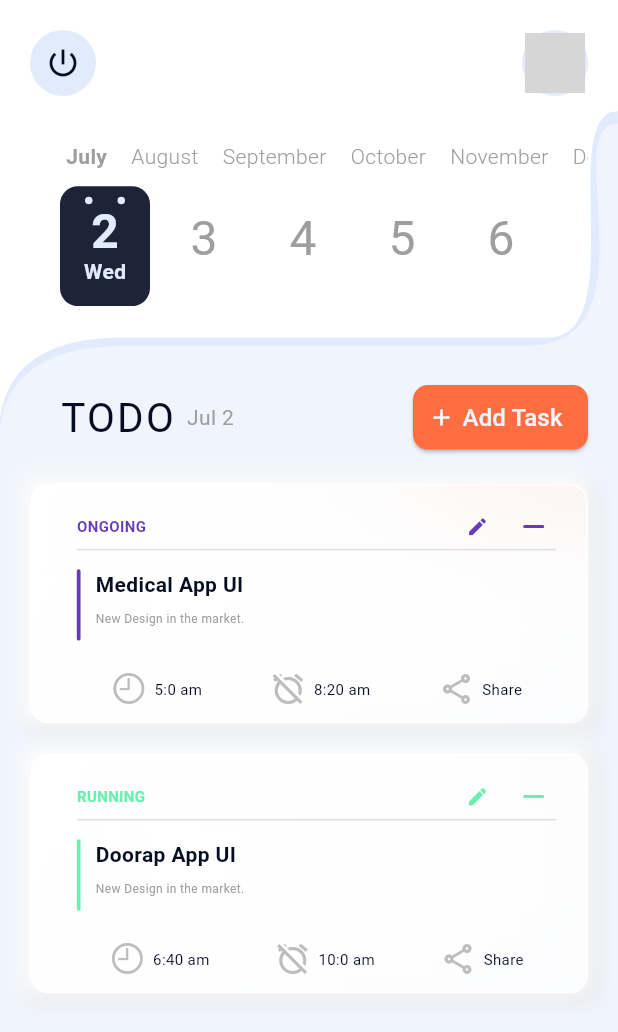
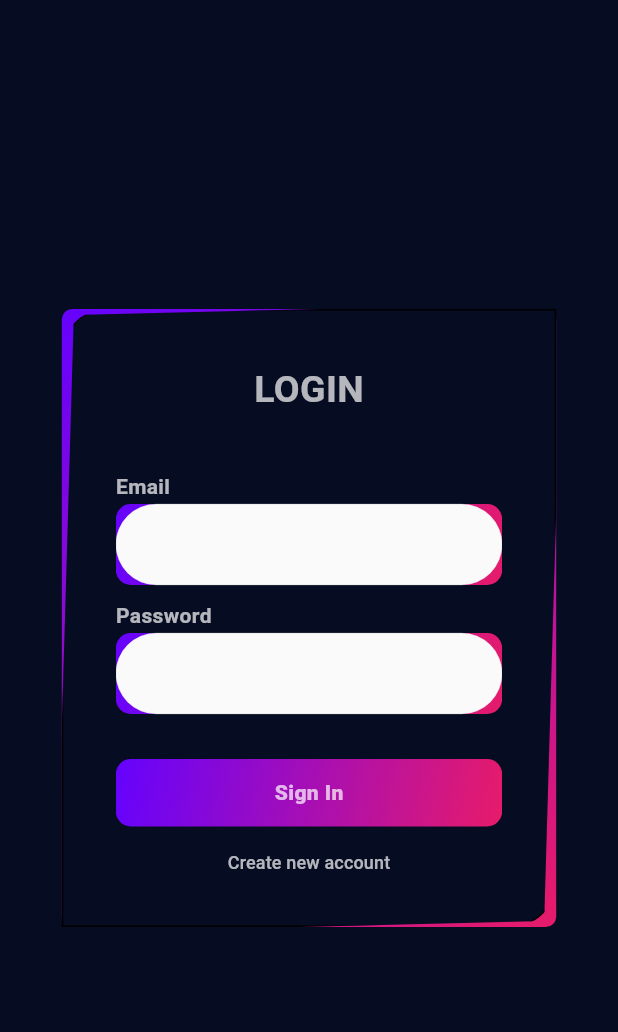
Before and after one commit to jbjason/task_07, a Flutter app: the screen it shows after launch, on a phone screen of 412 x 824 dp. Shown: the top 1032 px of the screen. Run offline on Flutter 3.47's test engine with Material 3 defaults, Android fonts, the phone set to English and light mode, and no system bars; drawn by our look-alikes of calendar_timeline; our stand-ins replace dio, elegant_notification, firebase_auth, firebase_core, google_fonts, hive and 2 more; accounts and stored records are empty; Roboto replaces fonts that are missing (Libre_Regular, ShareTech_Regular); grey boxes are pictures that could not be loaded.

```diff
--- a/lib/config/route/routes.dart
+++ b/lib/config/route/routes.dart
@@ -1,10 +1,13 @@
 import 'package:flutter/material.dart';
 import 'package:task_07/feature/add_task/presentation/page/add_task_screen.dart';
+import 'package:task_07/feature/auth/presentation/page/auth_screen.dart';
 import 'package:task_07/feature/home/presentation/page/home_screen.dart';
 
 class Routes {
   static Route? onGenerateRoute(RouteSettings settings) {
     switch (settings.name) {
+      case AuthScreen.routeName:
+        return MaterialPageRoute(builder: (context) => const AuthScreen());
 
       case HomeScreen.routeName:
         return MaterialPageRoute(builder: (context) => const HomeScreen());
--- a/lib/core/util/my_dimens.dart
+++ b/lib/core/util/my_dimens.dart
@@ -42,9 +42,9 @@ class MyDimens {
     ),
   ];
 
-  Widget getImageIcon() => Container(
-        decoration: const BoxDecoration(
-            shape: BoxShape.circle, color: MyColor.homeBodyColor),
+  Widget getImageIcon() => CircleAvatar(
+        radius: 24,
+        backgroundColor: MyColor.homeBodyColor,
         child: const CircleAvatar(
           radius: 22,
           backgroundColor: Colors.transparent,
--- a/lib/core/util/my_string.dart
+++ b/lib/core/util/my_string.dart
@@ -14,6 +14,7 @@ class MyString {
   static const libreBold = 'Libre_Bold';
   static const sherifTechRegular = 'ShareTech_Regular';
 
+  static const boxName = "login-info";
 
   static const errorMsg = "Opps! something went wrong";
 }
--- /dev/null
+++ b/lib/feature/auth/presentation/page/auth_screen.dart
@@ -0,0 +1,51 @@
+// ignore_for_file: use_build_context_synchronously
+import 'package:firebase_auth/firebase_auth.dart';
+import 'package:flutter/material.dart';
+import 'package:flutter/services.dart';
+import 'package:task_07/core/util/my_color.dart';
+import 'package:task_07/core/util/my_dialog.dart';
+import 'package:task_07/core/util/my_string.dart';
+import 'package:task_07/feature/auth/presentation/widget/auth_body.dart';
+import 'package:task_07/feature/common/data/model/login_info.dart';
+import 'package:task_07/feature/common/data/repository/cm_hive_repo.dart';
+import 'package:task_07/feature/home/presentation/page/home_screen.dart';
+
+class AuthScreen extends StatelessWidget {
+  static const routeName = '/auth-screen';
+  const AuthScreen({super.key});
+  @override
+  Widget build(BuildContext context) {
+    final isLoading = ValueNotifier<bool>(false);
+    return Scaffold(
+      backgroundColor: MyColor.logBackColor,
+      body: Center(child: AuhtBody(onSubmit: _onSubmit, isLoading: isLoading)),
+    );
+  }
+
+  void _onSubmit(String email, String pass, bool isLogin,
+      ValueNotifier<bool> isLoading, BuildContext ctx) async {
+    isLoading.value = true;
+    String message = MyString.errorMsg;
+    try {
+      final auth = FirebaseAuth.instance;
+      if (isLogin) {
+        await auth.signInWithEmailAndPassword(email: email, password: pass);
+      } else {
+        await auth.createUserWithEmailAndPassword(email: email, password: pass);
+      }
+      // adding to local-storage
+      CmHiveRepo().addHiveBoxInfo(LoginInfo(email: email, pass: pass));
+      // navigating to home-screen
+      Navigator.pushNamed(ctx, HomeScreen.routeName);
+    } on PlatformException catch (err) {
+      if (err.message == null) {
+        message = err.message!;
+      }
+      isLoading.value = false;
+      MyDialog().showFailedToast(msg: message, context: ctx);
+    } catch (e) {
+      isLoading.value = false;
+      MyDialog().showFailedToast(msg: message, context: ctx);
+    }
+  }
+}
--- /dev/null
+++ b/lib/feature/auth/presentation/widget/auth_body.dart
@@ -0,0 +1,101 @@
+import 'package:flutter/material.dart';
+import 'package:google_fonts/google_fonts.dart';
+import 'package:task_07/config/extension/media_query_extension.dart';
+import 'package:task_07/core/util/my_color.dart';
+import 'package:task_07/feature/auth/presentation/widget/auth_buttons.dart';
+import 'package:task_07/feature/auth/presentation/widget/auth_clippers.dart';
+import 'package:task_07/feature/auth/presentation/widget/auth_textfield.dart';
+
+class AuhtBody extends StatefulWidget {
+  const AuhtBody({required this.onSubmit, required this.isLoading, super.key});
+  final Function onSubmit;
+  final ValueNotifier<bool> isLoading;
+  @override
+  State<AuhtBody> createState() => _AuhtBodyState();
+}
+
+class _AuhtBodyState extends State<AuhtBody> {
+  final _formKey = GlobalKey<FormState>();
+  final _emailController = TextEditingController();
+  final _passController = TextEditingController();
+  bool _isLogin = true;
+
+  @override
+  Widget build(BuildContext context) {
+    return Container(
+      height:  context.screenHeight * .5 ,
+      width: context.screenWidth * .8,
+      decoration: BoxDecoration(
+        borderRadius: BorderRadius.circular(7),
+        gradient: MyColor.loginGradient,
+      ),
+      child: ClipPath(
+        clipper: AuthClipper(),
+        child: Container(
+          padding: const EdgeInsets.symmetric(horizontal: 35, vertical: 35),
+          decoration: BoxDecoration(
+            color: MyColor.logBackColor,
+            border: Border.all(color: Colors.black),
+            borderRadius: const BorderRadius.only(
+              topLeft: Radius.circular(30),
+              bottomRight: Radius.circular(30),
+            ),
+          ),
+          child: _body(),
+        ),
+      ),
+    );
+  }
+
+  Widget _body() => SingleChildScrollView(
+        child: Form(
+          key: _formKey,
+          child: Column(
+            children: [
+              // login text & Image circleAvatar
+                Center(
+                  child: Text(
+                     _isLogin ?'LOGIN' : 'SIGNUP',
+                    style: GoogleFonts.fjallaOne(
+                      textStyle: const TextStyle(
+                        fontSize: 25,
+                        fontWeight: FontWeight.bold,
+                        color: Colors.white70,
+                      ),
+                    ),
+                  ),
+                ),
+              SizedBox(height: _isLogin ? 36 : 15),
+              // email textfield
+              AuthTextField(controller: _emailController, title: 'Email'),
+              // pass textfield
+              AuthTextField(controller: _passController, title: 'Password'),
+              const SizedBox(height: 20),
+              // submit, signup & sigin buttons
+              AuthButtons(
+                isLogin: _isLogin,
+                onPress: _onPress,
+                onSubmit: _onSubmit,
+                isLoading: widget.isLoading,
+              ),
+            ],
+          ),
+        ),
+      );
+
+  void _onPress() => setState(() => _isLogin = !_isLogin);
+
+  void _onSubmit() {
+    if (!_formKey.currentState!.validate()) return;
+    FocusScope.of(context).unfocus();
+    widget.onSubmit(_emailController.text.trim(), _passController.text.trim(),
+        _isLogin, widget.isLoading, context);
+  }
+
+  @override
+  void dispose() {
+    _emailController.dispose();
+    _passController.dispose();
+    super.dispose();
+  }
+}
--- /dev/null
+++ b/lib/feature/auth/presentation/widget/auth_buttons.dart
@@ -0,0 +1,63 @@
+import 'package:flutter/material.dart';
+import 'package:task_07/core/util/my_color.dart';
+
+class AuthButtons extends StatelessWidget {
+  const AuthButtons(
+      {required this.isLogin,
+      required this.onPress,
+      required this.isLoading,
+      required this.onSubmit,
+      super.key});
+  final bool isLogin;
+  final ValueNotifier<bool> isLoading;
+  final Function onPress;
+  final Function onSubmit;
+  @override
+  Widget build(BuildContext context) {
+    return ValueListenableBuilder(
+      valueListenable: isLoading,
+      builder: (context, bool isLoad, _) => isLoad
+          ? Center(child: const CircularProgressIndicator())
+          : Column(
+              crossAxisAlignment: CrossAxisAlignment.center,
+              children: [
+                // signIn text
+                GestureDetector(
+                  onTap: () => onSubmit(),
+                  child: Container(
+                    height: 45,
+                    width: double.infinity,
+                    alignment: Alignment.center,
+                    decoration: BoxDecoration(
+                      borderRadius: BorderRadius.circular(10),
+                      gradient: MyColor.loginGradient,
+                    ),
+                    child: Center(
+                      child: Text(
+                        isLogin ? 'Sign In' : 'Sign Up',
+                        style: const TextStyle(
+                          fontWeight: FontWeight.w900,
+                          color: Colors.white70,
+                        ),
+                      ),
+                    ),
+                  ),
+                ),
+                // create & already have account text
+                Center(
+                  child: TextButton(
+                    onPressed: () => onPress(),
+                    child: Text(
+                      isLogin
+                          ? 'Create new account'
+                          : 'I already have an account',
+                      style:
+                          const TextStyle(fontSize: 12, color: Colors.white70),
+                    ),
+                  ),
+                )
+              ],
+            ),
+    );
+  }
+}
--- /dev/null
+++ b/lib/feature/auth/presentation/widget/auth_clippers.dart
@@ -0,0 +1,18 @@
+import 'package:flutter/material.dart';
+
+class AuthClipper extends CustomClipper<Path> {
+  @override
+  getClip(Size size) {
+    final path = Path();
+    final h = size.height, w = size.width;
+    path.moveTo(8, 4);
+    path.lineTo(w + 4, -4);
+    path.lineTo(w - 8, h - 4);
+    path.lineTo(-4, h + 4);
+    path.close();
+    return path;
+  }
+
+  @override
+  bool shouldReclip(covariant CustomClipper oldClipper) => false;
+}
--- /dev/null
+++ b/lib/feature/auth/presentation/widget/auth_textfield.dart
@@ -0,0 +1,58 @@
+import 'package:flutter/material.dart';
+import 'package:google_fonts/google_fonts.dart';
+import 'package:task_07/core/util/my_color.dart';
+
+class AuthTextField extends StatelessWidget {
+  const AuthTextField(
+      {required this.controller, required this.title, super.key});
+  final TextEditingController controller;
+  final String title;
+
+  @override
+  Widget build(BuildContext context) {
+    return Column(
+      crossAxisAlignment: CrossAxisAlignment.start,
+      children: [
+        // title text
+        Text(
+          title,
+          style: GoogleFonts.fjallaOne(
+            textStyle: const TextStyle(
+                fontWeight: FontWeight.bold, color: Colors.white70),
+          ),
+        ),
+        const SizedBox(height: 2),
+        //  textfield
+        Container(
+          decoration: BoxDecoration(
+            borderRadius: BorderRadius.circular(10),
+            gradient: MyColor.loginGradient,
+          ),
+          child: TextFormField(
+            controller: controller,
+            onTapOutside: (_) => FocusManager.instance.primaryFocus?.unfocus(),
+            validator: (value) {
+              if (title.toLowerCase() == 'email') {
+                if (value!.isEmpty || !value.contains('@')) {
+                  return 'Please enter a valid email address';
+                }
+                return null;
+              } else if (title.toLowerCase() == 'username') {
+                if (value!.isEmpty) {
+                  return 'UserName should be 4 characters atleast';
+                }
+                return null;
+              } else {
+                if (value!.isEmpty || value.length <= 4) {
+                  return 'Password should be 4 characters atleast';
+                }
+                return null;
+              }
+            },
+          ),
+        ),
+        const SizedBox(height: 10),
+      ],
+    );
+  }
+}
--- /dev/null
+++ b/lib/feature/common/data/model/login_info.dart
@@ -0,0 +1,30 @@
+import 'dart:convert';
+
+class LoginInfo {
+  final String email;
+  final String pass;
+  const LoginInfo({required this.email, required this.pass});
+
+  LoginInfo copyWith({String? email, String? pass}) {
+    return LoginInfo(
+      email: email ?? this.email,
+      pass: pass ?? this.pass,
+    );
+  }
+
+  Map<String, dynamic> toMap() {
+    return <String, dynamic>{'email': email, 'pass': pass};
+  }
+
+  factory LoginInfo.fromMap(Map<String, dynamic> map) {
+    return LoginInfo(
+      email: map['email'].toString(),
+      pass: map['pass'].toString(),
+    );
+  }
+
+  String toJson() => json.encode(toMap());
+
+  factory LoginInfo.fromJson(dynamic source) =>
+      LoginInfo.fromMap(source as Map<String, dynamic>);
+}
--- /dev/null
+++ b/lib/feature/common/data/repository/cm_hive_repo.dart
@@ -0,0 +1,30 @@
+import 'package:logger/logger.dart';
+import 'package:task_07/core/util/my_string.dart';
+import 'package:task_07/feature/common/data/model/login_info.dart';
+import 'package:hive/hive.dart';
+
+class CmHiveRepo {
+ static Future<LoginInfo?> getHiveBoxInfo() async {
+    final info = await Hive.box(MyString.boxName).get(1);
+    Logger().i(info);
+    return info == null ? null : LoginInfo.fromJson(info);
+  }
+
+  Future<void> addHiveBoxInfo(LoginInfo info) async {
+    try {
+      await Hive.box(MyString.boxName).put(2, info.toJson());
+      Logger().i('Successful');
+    } catch (e) {
+      Logger().i('Hive Error: $e');
+    }
+  }
+
+  Future<void> get deleteHiveBoxInfo async {
+    try {
+      await Hive.box(MyString.boxName).delete(1);
+      Logger().i('Successful');
+    } catch (e) {
+      Logger().i('Hive Error: $e');
+    }
+  }
+}
--- a/lib/feature/common/presentation/widget/cm_name_field.dart
+++ b/lib/feature/common/presentation/widget/cm_name_field.dart
@@ -25,6 +25,7 @@ class CmNameField extends StatelessWidget {
           child: TextFormField(
             controller: controller,
             decoration: InputDecoration(hintText: hint),
+            onTapOutside: (_) => FocusManager.instance.primaryFocus?.unfocus(),
             validator: (value) {
               if (value!.trim().isEmpty) {
                 return 'Please Fill Up The Form';
--- a/lib/feature/home/presentation/widget/home_listview_item_top.dart
+++ b/lib/feature/home/presentation/widget/home_listview_item_top.dart
@@ -2,7 +2,6 @@ import 'package:flutter/material.dart';
 import 'package:google_fonts/google_fonts.dart';
 import 'package:provider/provider.dart';
 import 'package:task_07/core/util/my_dialog.dart';
-import 'package:task_07/feature/add_task/presentation/page/add_task_screen.dart';
 import 'package:task_07/feature/home/data/model/task.dart';
 import 'package:task_07/feature/home/data/repository/home_repository.dart';
 import 'package:task_07/feature/home/presentation/provider/task_provider.dart';
@@ -14,6 +13,7 @@ class HomeListviewItemTop extends StatelessWidget {
   Widget build(BuildContext context) {
     final color = HomeRepository.taskCategories[task.category].color;
     return Row(
+      mainAxisAlignment: MainAxisAlignment.spaceBetween,
       children: [
         // category title
         Text(
@@ -25,15 +25,6 @@ class HomeListviewItemTop extends StatelessWidget {
               color: color,
             ),
           ),
-        ),
-        Spacer(),
-        // edit icon
-        InkWell(
-          onTap: () => Navigator.push(
-            context,
-            MaterialPageRoute(builder: (_) => AddTaskScreen(task: task)),
-          ),
-          child: Icon(Icons.edit, size: 15, color: color),
         ),
         const SizedBox(width: 15),
         // delete icon
--- a/lib/main.dart
+++ b/lib/main.dart
@@ -3,18 +3,21 @@ import 'package:flutter/material.dart';
 import 'package:provider/provider.dart';
 import 'package:task_07/config/route/routes.dart';
 import 'package:task_07/config/theme/theme.dart';
-import 'package:task_07/feature/home/presentation/page/home_screen.dart';
+import 'package:task_07/core/util/my_string.dart';
+import 'package:task_07/feature/common/presentation/page/splash_screen.dart';
 import 'package:task_07/feature/home/presentation/provider/task_provider.dart';
+import 'package:hive_flutter/adapters.dart';
 
 void main() async {
-  // WidgetsFlutterBinding.ensureInitialized();
-  // await Firebase.initializeApp();
+  WidgetsFlutterBinding.ensureInitialized();
+  await Firebase.initializeApp();
+  await Hive.initFlutter();
+  await Hive.openBox(MyString.boxName);
   runApp(const MyApp());
 }
 
 class MyApp extends StatelessWidget {
   const MyApp({super.key});
-
   @override
   Widget build(BuildContext context) {
     return MultiProvider(
@@ -26,7 +29,7 @@ class MyApp extends StatelessWidget {
         debugShowCheckedModeBanner: false,
         onGenerateRoute: Routes.onGenerateRoute,
         theme: AppTheme.light(),
-        home: const HomeScreen(),
+        home: const SplashScreen(),
       ),
     );
   }
--- a/pubspec.yaml
+++ b/pubspec.yaml
@@ -19,6 +19,9 @@ dependencies:
   intl: ^0.19.0
   google_fonts: ^6.2.1
   firebase_core: ^3.15.0
+  firebase_auth: ^5.6.1
+  hive: ^2.2.3
+  hive_flutter: ^1.1.0
 
 dev_dependencies:
   flutter_test:
```
Also changed, not shown: lib/feature/common/presentation/page/splash_screen.dart (added, +34 -0 lines), lib/feature/home/presentation/widget/home_appbar.dart (+16 -3 lines), lib/feature/home/presentation/widget/home_listview_item.dart (+8 -2 lines), 3 other files.
